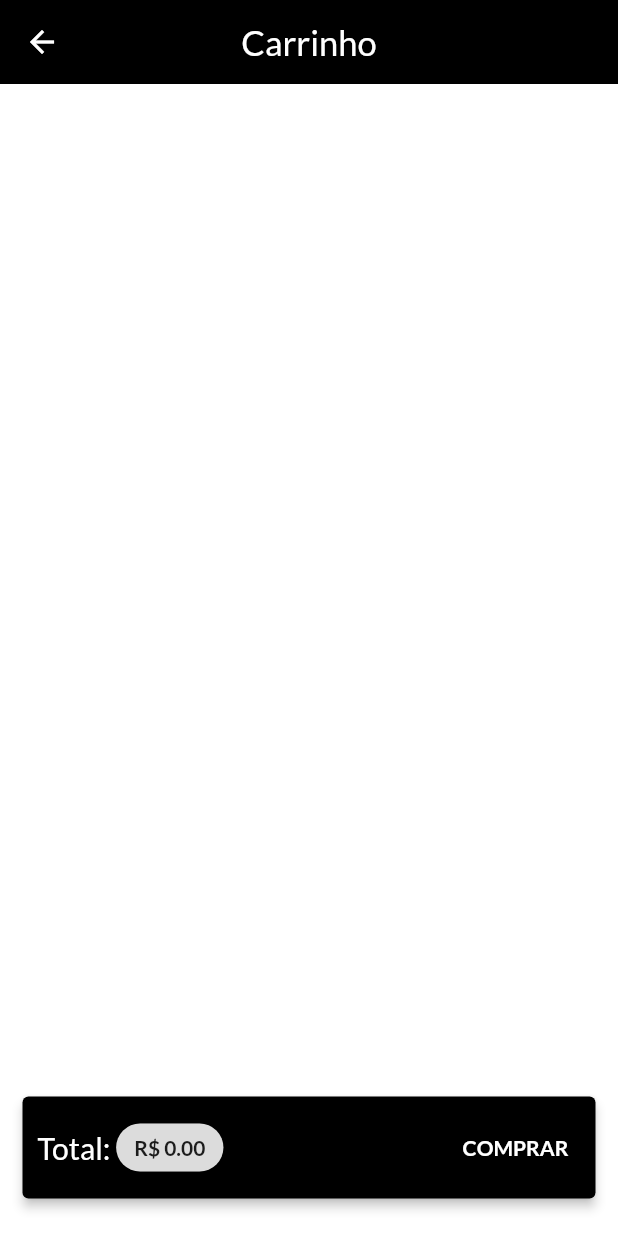
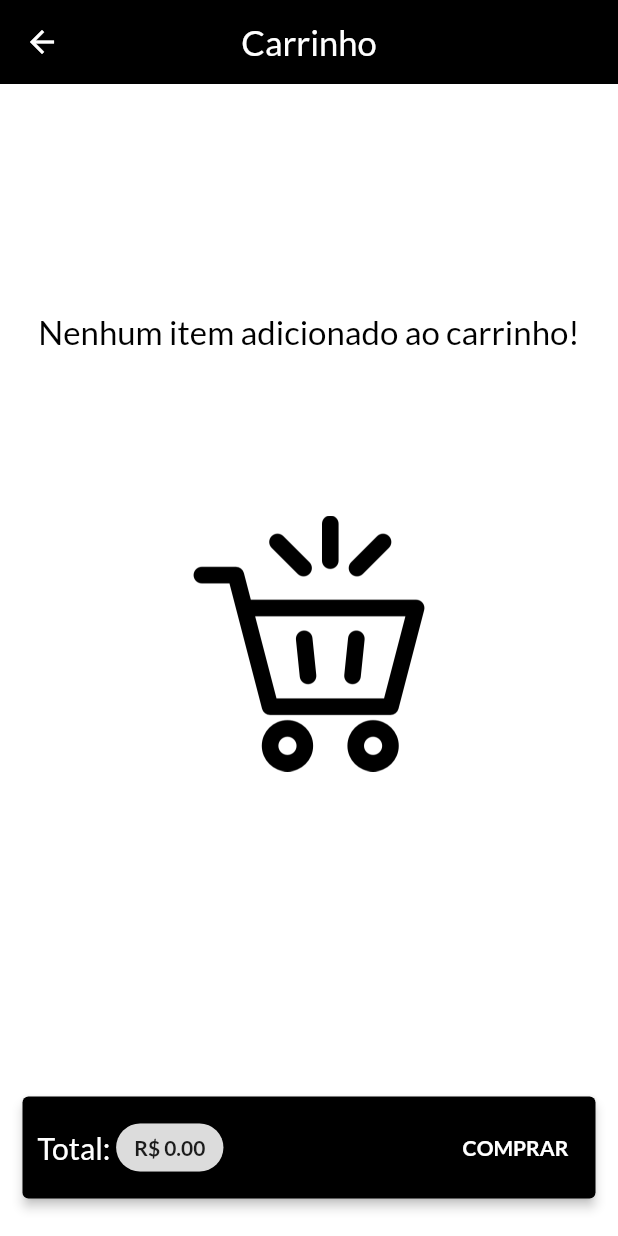
Before and after one commit to e-medeiros1/loja_virtual, a Flutter app: the CartPage screen opened by its route, on a phone screen of 412 x 824 dp. Run offline on Flutter 3.47's test engine with Material 2 defaults, Android fonts, the phone set to English and light mode, and no system bars; network calls fail.

Commit message:
Adds empty cart image

```diff
--- a/lib/pages/cart_page.dart
+++ b/lib/pages/cart_page.dart
@@ -27,13 +27,61 @@ class CartPage extends StatelessWidget {
       ),
       body: Column(
         children: [
-          Expanded(
-              child: ListView.builder(
-            itemCount: items.length,
-            itemBuilder: (ctx, i) => CartItemWidget(
-              cartItem: items[i],
+          Visibility(
+            visible: cart.items.isNotEmpty,
+            replacement: Expanded(
+              child: Padding(
+                padding: const EdgeInsets.all(20.0),
+                child: Column(
+                  crossAxisAlignment: CrossAxisAlignment.center,
+                  mainAxisAlignment: MainAxisAlignment.center,
+                  children: [
+                    // Text(
+                    //   'Carrinho',
+                    //   style: context.textTheme.headline6?.copyWith(
+                    //     fontWeight: FontWeight.bold,
+                    //     color: context.theme.primaryColorDark,
+                    //     fontSize: 28,
+                    //   ),
+                    // ),
+                    const SizedBox(
+                      height: 60,
+                    ),
+                    const Center(
+                      child: Text(
+                        'Nenhum item adicionado ao carrinho!',
+                        style: TextStyle(
+                          color: Colors.black,
+                          // fontWeight: FontWeight.w600,
+                          fontSize: 22,
+                        ),
+                      ),
+                    ),
+                    const SizedBox(
+                      height: 10,
+                    ),
+                    Container(
+                      padding: const EdgeInsets.symmetric(vertical: 100),
+                      child: Center(
+                        child: Image.asset(
+                          'assets/images/empty.png',
+                          scale: 3,
+                          // color: Colors.black,
+                        ),
+                      ),
+                    )
+                  ],
+                ),
+              ),
             ),
-          )),
+            child: Expanded(
+                child: ListView.builder(
+              itemCount: items.length,
+              itemBuilder: (ctx, i) => CartItemWidget(
+                cartItem: items[i],
+              ),
+            )),
+          ),
           Card(
             color: Theme.of(context).colorScheme.primary,
             elevation: 3,
--- a/pubspec.yaml
+++ b/pubspec.yaml
@@ -60,10 +60,8 @@ flutter:
   uses-material-design: true
 
   # To add assets to your application, add an assets section, like this:
-  # assets:
-  #   - images/a_dot_burr.jpeg
-  #   - images/a_dot_ham.jpeg
-
+  assets:
+    - assets/images/
   # An image asset can refer to one or more resolution-specific "variants", see
   # https://flutter.dev/assets-and-images/#resolution-aware.
 
```
Also changed, not shown: assets/images/empty.png (added).
